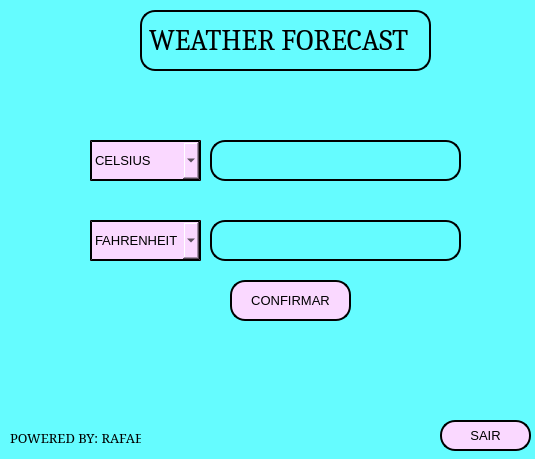
Before: the Qt Designer form telaconversao.ui in olymis/WEATHER-FORECAST, drawn with Qt 5.
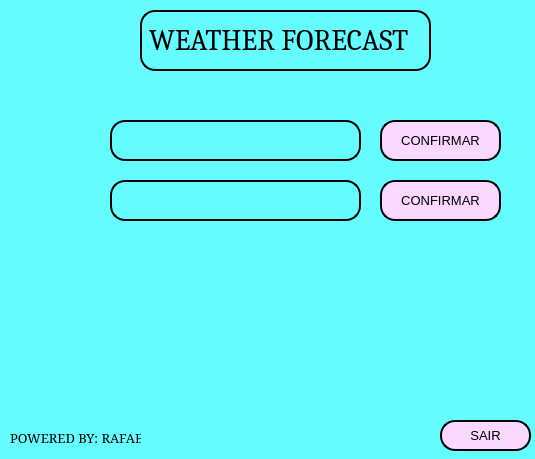
After: the same form once the commit is applied. Icons and pictures are not drawn.

```diff
--- a/telaconversao.ui
+++ b/telaconversao.ui
@@ -129,107 +129,35 @@
      <string>SAIR</string>
     </property>
    </widget>
-   <widget class="QComboBox" name="comboBox">
-    <property name="geometry">
-     <rect>
-      <x>90</x>
-      <y>140</y>
-      <width>111</width>
-      <height>41</height>
-     </rect>
-    </property>
-    <property name="font">
-     <font>
-      <pointsize>10</pointsize>
-     </font>
-    </property>
-    <property name="styleSheet">
-     <string notr="true">background-color: rgb(250, 216, 255);
-border-style: outset; 
-border-color: black;
-border-width: 2px;
-border-width: 2px;</string>
-    </property>
-    <item>
-     <property name="text">
-      <string>CELSIUS</string>
-     </property>
-    </item>
-    <item>
-     <property name="text">
-      <string>FAHRENHEIT</string>
-     </property>
-    </item>
-   </widget>
-   <widget class="QComboBox" name="comboBox_2">
-    <property name="geometry">
-     <rect>
-      <x>90</x>
-      <y>220</y>
-      <width>111</width>
-      <height>41</height>
-     </rect>
-    </property>
-    <property name="font">
-     <font>
-      <pointsize>10</pointsize>
-     </font>
-    </property>
-    <property name="styleSheet">
-     <string notr="true">background-color: rgb(250, 216, 255);
-border-style: outset; 
-border-color: black;
-border-width: 2px;
-border-width: 2px;</string>
-    </property>
-    <item>
-     <property name="text">
-      <string>FAHRENHEIT</string>
-     </property>
-    </item>
-    <item>
-     <property name="text">
-      <string>CELSIUS</string>
-     </property>
-    </item>
-   </widget>
    <widget class="QLineEdit" name="lineEdit">
     <property name="geometry">
      <rect>
-      <x>210</x>
-      <y>140</y>
+      <x>110</x>
+      <y>120</y>
       <width>251</width>
       <height>41</height>
      </rect>
     </property>
-    <property name="styleSheet">
-     <string notr="true">background-color: rbg(255, 255, 255);
-border-radius: 15px; 
-border-style: outset; 
-border-width: 2px;</string>
+    <property name="font">
+     <font>
+      <pointsize>12</pointsize>
+     </font>
     </property>
-   </widget>
-   <widget class="QLineEdit" name="lineEdit_2">
-    <property name="geometry">
-     <rect>
-      <x>210</x>
-      <y>220</y>
-      <width>251</width>
-      <height>41</height>
-     </rect>
-    </property>
     <property name="styleSheet">
      <string notr="true">background-color: rbg(255, 255, 255);
 border-radius: 15px; 
 border-style: outset; 
 border-width: 2px;</string>
     </property>
+    <property name="text">
+     <string/>
+    </property>
    </widget>
    <widget class="QPushButton" name="pushButton_3">
     <property name="geometry">
      <rect>
-      <x>230</x>
-      <y>280</y>
+      <x>380</x>
+      <y>120</y>
       <width>121</width>
       <height>41</height>
      </rect>
@@ -260,6 +188,122 @@
      <string>CONFIRMAR</string>
     </property>
    </widget>
+   <widget class="QLabel" name="label">
+    <property name="geometry">
+     <rect>
+      <x>80</x>
+      <y>320</y>
+      <width>391</width>
+      <height>61</height>
+     </rect>
+    </property>
+    <property name="font">
+     <font>
+      <pointsize>14</pointsize>
+     </font>
+    </property>
+    <property name="text">
+     <string/>
+    </property>
+   </widget>
+   <widget class="QLineEdit" name="lineEdit_2">
+    <property name="geometry">
+     <rect>
+      <x>110</x>
+      <y>180</y>
+      <width>251</width>
+      <height>41</height>
+     </rect>
+    </property>
+    <property name="font">
+     <font>
+      <pointsize>12</pointsize>
+     </font>
+    </property>
+    <property name="styleSheet">
+     <string notr="true">background-color: rbg(255, 255, 255);
+border-radius: 15px; 
+border-style: outset; 
+border-width: 2px;</string>
+    </property>
+   </widget>
+   <widget class="QLabel" name="label_2">
+    <property name="geometry">
+     <rect>
+      <x>60</x>
+      <y>120</y>
+      <width>41</width>
+      <height>41</height>
+     </rect>
+    </property>
+    <property name="text">
+     <string/>
+    </property>
+    <property name="pixmap">
+     <pixmap>c2.png</pixmap>
+    </property>
+   </widget>
+   <widget class="QLabel" name="label_3">
+    <property name="geometry">
+     <rect>
+      <x>60</x>
+      <y>180</y>
+      <width>41</width>
+      <height>41</height>
+     </rect>
+    </property>
+    <property name="text">
+     <string/>
+    </property>
+    <property name="pixmap">
+     <pixmap>fah2.png</pixmap>
+    </property>
+   </widget>
+   <widget class="QPushButton" name="pushButton_4">
+    <property name="geometry">
+     <rect>
+      <x>380</x>
+      <y>180</y>
+      <width>121</width>
+      <height>41</height>
+     </rect>
+    </property>
+    <property name="font">
+     <font>
+      <pointsize>10</pointsize>
+     </font>
+    </property>
+    <property name="styleSheet">
+     <string notr="true">QPushButton {
+background-color: rgb(250, 216, 255);
+border-radius: 15px; 
+border-style: outset; 
+border-width: 2px;
+border-color: black;
+}
+QPushButton:pressed {
+background-color: rgb(250, 216, 255);
+border-style: outset; 
+border-width: 2px;
+border-radius: 15px; 
+border-color: white;
+
+}</string>
+    </property>
+    <property name="text">
+     <string>CONFIRMAR</string>
+    </property>
+   </widget>
+   <zorder>labeltext0</zorder>
+   <zorder>powerlabel</zorder>
+   <zorder>pushButton_2</zorder>
+   <zorder>pushButton_3</zorder>
+   <zorder>label</zorder>
+   <zorder>lineEdit_2</zorder>
+   <zorder>label_2</zorder>
+   <zorder>label_3</zorder>
+   <zorder>lineEdit</zorder>
+   <zorder>pushButton_4</zorder>
   </widget>
  </widget>
  <resources/>
```
